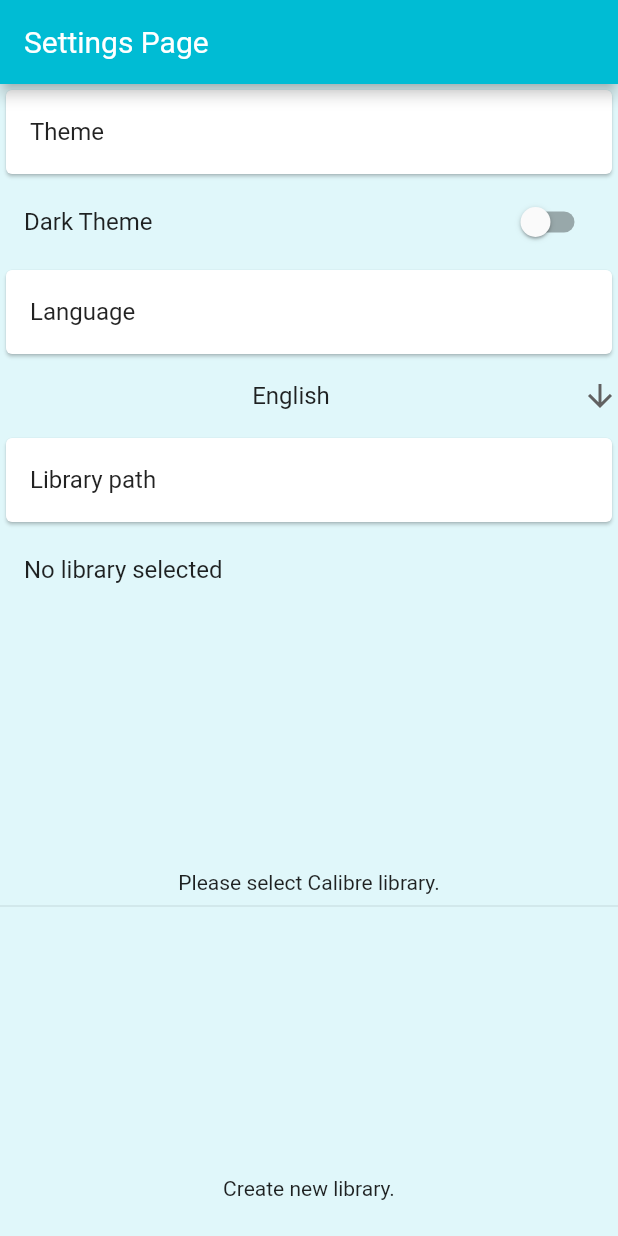
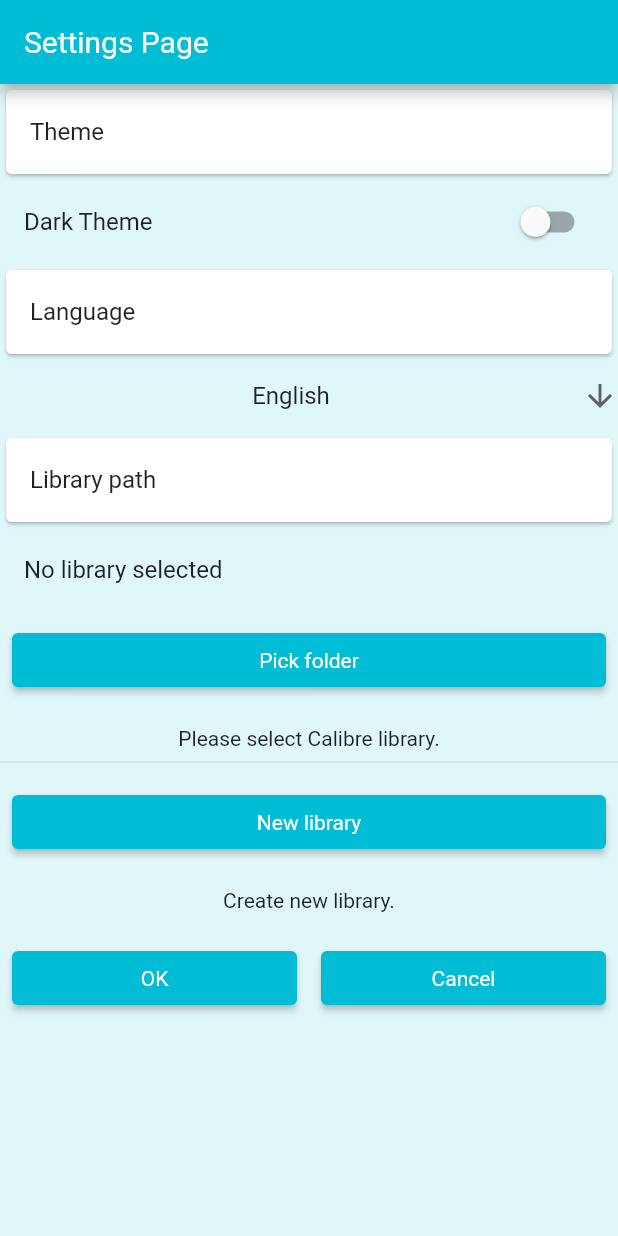
Before and after one commit to kurjakrichard/flutibre, a Flutter app: the screen it shows after launch, on a phone screen of 412 x 824 dp. Run offline on Flutter 3.47's test engine with Material 2 defaults, Android fonts, the phone set to English and light mode, and no system bars; our stand-ins replace delayed_display, file_picker, flutter_riverpod, shared_preferences, sqflite, sqflite_common_ffi; accounts and stored records are empty; generated files the repository leaves out were written again.

Commit message:
Create library test

```diff
--- a/lib/pages/settingspage.dart
+++ b/lib/pages/settingspage.dart
@@ -112,15 +112,8 @@ class _SettingsPageState extends State<SettingsPage> {
         ),
         Row(
           children: [
-            Expanded(
-              child: Padding(
-                padding: const EdgeInsets.symmetric(horizontal: 600.0),
-                child: ElevatedButton(
-                  onPressed: () => _selectFolder(),
-                  child: Text(AppLocalizations.of(context)!.pickfolder),
-                ),
-              ),
-            ),
+            button(AppLocalizations.of(context)!.pickfolder, context,
+                () => _selectFolder)
           ],
         ),
         const SizedBox(
@@ -132,15 +125,8 @@ class _SettingsPageState extends State<SettingsPage> {
         const Divider(),
         Row(
           children: [
-            Expanded(
-              child: Padding(
-                padding: const EdgeInsets.symmetric(horizontal: 600.0),
-                child: ElevatedButton(
-                  onPressed: () => _createLibrary(),
-                  child: Text(AppLocalizations.of(context)!.newlibrary),
-                ),
-              ),
-            ),
+            button(AppLocalizations.of(context)!.newlibrary, context,
+                _createLibrary)
           ],
         ),
         const SizedBox(
@@ -193,7 +179,7 @@ class _SettingsPageState extends State<SettingsPage> {
               },
             ),
           ),
-          button(AppLocalizations.of(context)!.cancel, context, () => cancel),
+          button(AppLocalizations.of(context)!.cancel, context, cancel),
         ]),
       ],
     );
@@ -226,8 +212,18 @@ class _SettingsPageState extends State<SettingsPage> {
         padding: const EdgeInsets.all(8.0),
         child: Builder(builder: (context) {
           return ElevatedButton(
-            onPressed: () {
-              action(context);
+            onPressed: () async {
+              try {
+                print('hiba0'); //nem fut le
+                action(context);
+              } on NoSuchMethodError {
+                print('hiba1');
+                () => action; //nem fut le
+                print('hiba2');
+                action; //nem fut le
+                print('hiba3');
+                _createLibrary(); //lefut
+              }
             },
             child: Text(title),
           );
@@ -237,9 +233,8 @@ class _SettingsPageState extends State<SettingsPage> {
   }
 
   //pop the Settingspage
-  VoidCallback cancel(BuildContext context) {
+  void cancel(BuildContext context) {
     Navigator.pop(context);
-    throw '';
   }
 
   void applyPath() async {
@@ -297,7 +292,9 @@ class _SettingsPageState extends State<SettingsPage> {
     }
   }
 
-  void _createLibrary() {}
+  void _createLibrary() {
+    print('Create library');
+  }
 
   void _logException(String message) {
     // ignore: avoid_print
```
